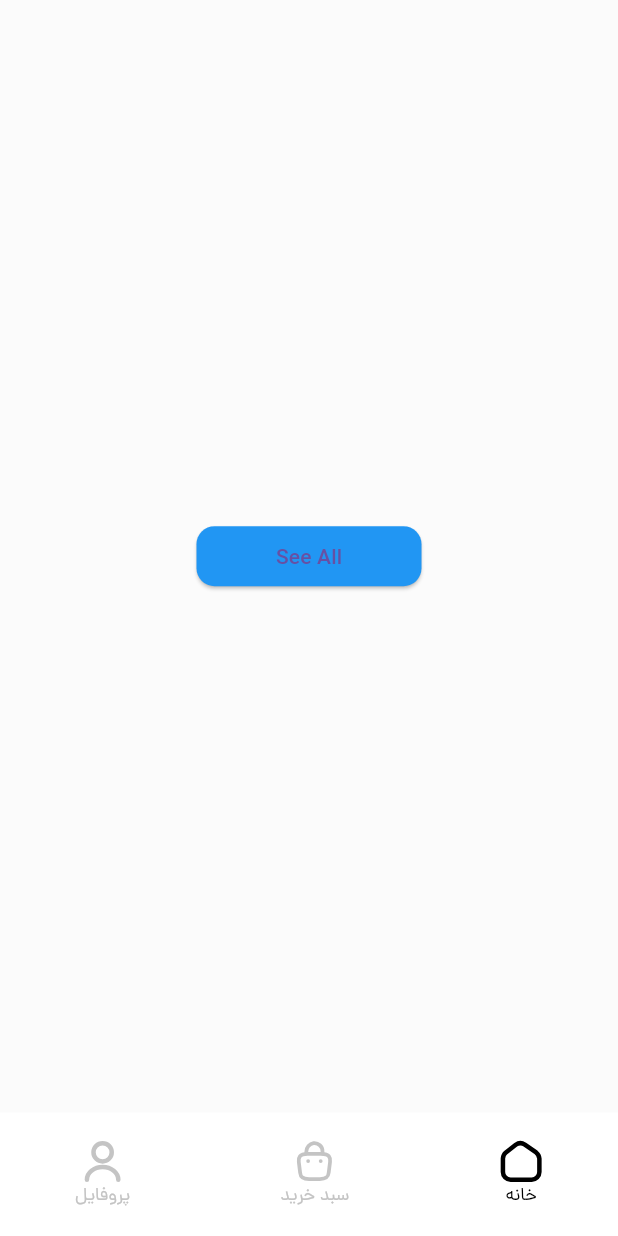
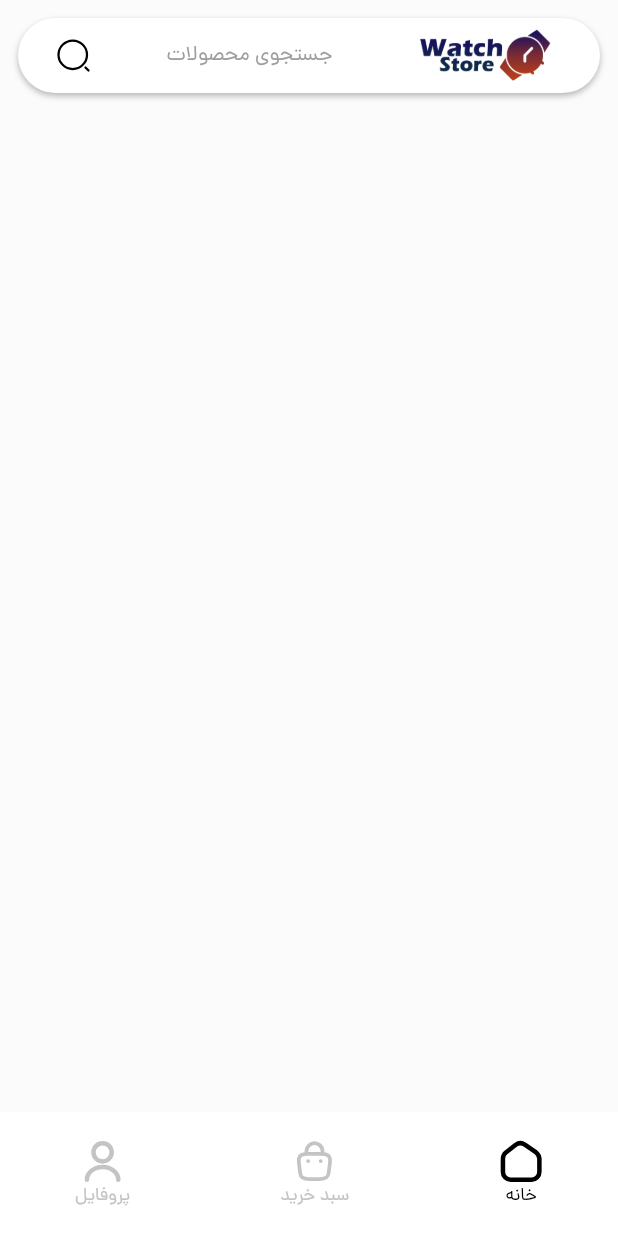
Before and after one commit to kiarash-nazari/Watch-Store-Bloc, a Flutter app: the MainScreen screen opened by its route, on a phone screen of 412 x 824 dp. Run offline on Flutter 3.47's test engine with Material 3 defaults, Android fonts, the phone set to English and light mode, and no system bars; our stand-ins replace flutter_svg.

Commit message:
search button

```diff
--- a/lib/res/colors.dart
+++ b/lib/res/colors.dart
@@ -24,7 +24,7 @@ class AppColors {
   ];
   static const Color title = Colors.black;
   static const Color oldPrice = Color.fromARGB(255, 191, 191, 191);
-  static const Color shadow = Color.fromARGB(90, 0, 0, 0);
+  static const Color shadow = Color.fromARGB(70, 0, 0, 0);
   static const Color hint = Colors.grey;
   static const Color appbar = Colors.white;
   static const Color searchBar = Colors.white;
--- a/lib/screens/main_screens/home_screen.dart
+++ b/lib/screens/main_screens/home_screen.dart
@@ -1,25 +1,51 @@
-import 'package:bloc_watch_store/components/button_style.dart';
-import 'package:bloc_watch_store/screens/product_list_screen.dart';
+import 'package:bloc_watch_store/components/text_style.dart';
+import 'package:bloc_watch_store/gen/assets.gen.dart';
+import 'package:bloc_watch_store/res/colors.dart';
+import 'package:bloc_watch_store/res/dimesns.dart';
+import 'package:bloc_watch_store/res/stings.dart';
 import 'package:flutter/material.dart';
+import 'package:flutter_svg/flutter_svg.dart';
 
 class HomeScreen extends StatelessWidget {
   const HomeScreen({super.key});
 
   @override
   Widget build(BuildContext context) {
-    return Scaffold(
-      body: Center(
-        child: SizedBox(
-            width: 150,
-            height: 40,
-            child: ElevatedButton(
-                style: AppButtonStyle.mainButtonStyle,
-                onPressed: () => Navigator.of(context).push(MaterialPageRoute(
-                      builder: (BuildContext context) =>
-                          const ProductListScreen(),
-                    )),
-                child: const Text("See All"))),
-      ),
+    return SafeArea(
+      child: Scaffold(
+          body: SingleChildScrollView(
+        child: Column(children: [
+          Padding(
+            padding: const EdgeInsets.all(Dimens.meduim),
+            child: Container(
+              decoration: BoxDecoration(
+                  borderRadius: BorderRadius.circular(60),
+                  color: AppColors.searchBar,
+                  boxShadow: const [
+                    BoxShadow(
+                        color: AppColors.shadow,
+                        offset: Offset(0, 2),
+                        blurRadius: 3)
+                  ]),
+              width: double.infinity,
+              height: 50,
+              child: Row(
+                  mainAxisAlignment: MainAxisAlignment.spaceAround,
+                  children: [
+                    SvgPicture.asset(Assets.svg.search),
+                    const Text(
+                      AppStrings.searchProduct,
+                      style: LightTextAppStyle.hint,
+                    ),
+                    Padding(
+                      padding: const EdgeInsets.all(7.0),
+                      child: Image.asset(Assets.png.mainLogo.path),
+                    )
+                  ]),
+            ),
+          )
+        ]),
+      )),
     );
   }
 }
--- a/lib/screens/main_screens/main_screen.dart
+++ b/lib/screens/main_screens/main_screen.dart
@@ -6,7 +6,6 @@ import 'package:bloc_watch_store/screens/main_screens/home_screen.dart';
 import 'package:bloc_watch_store/screens/main_screens/profile_screen.dart';
 import 'package:bloc_watch_store/widgets/navigation_button.dart';
 import 'package:flutter/material.dart';
-import 'package:flutter_svg/flutter_svg.dart';
 
 class ScreenButtonNavigationIndex {
   static const homeIndex = 0;
--- a/pubspec.yaml
+++ b/pubspec.yaml
@@ -37,6 +37,7 @@ dependencies:
   cupertino_icons: ^1.0.2
   google_fonts: ^4.0.4
   flutter_svg: ^2.0.5
+  carousel_slider: ^4.2.1
 
 dev_dependencies:
   flutter_test:
```
Also changed, not shown: pubspec.lock.
